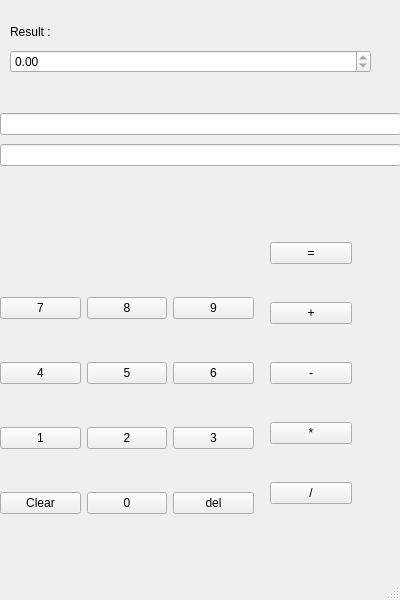
Before: the Qt Designer form Simple/FirstWindow.ui in navidnasyry/simple-calculator, drawn with Qt 5.
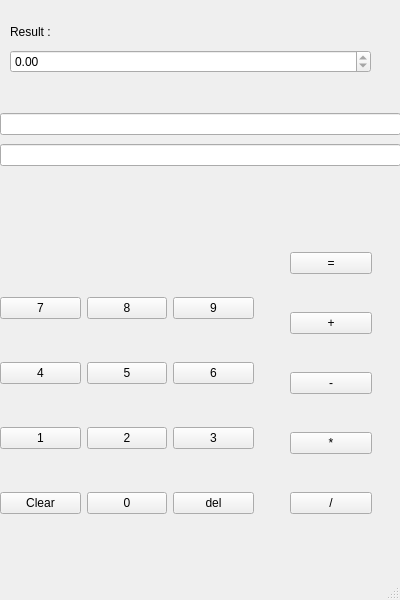
After: the same form once the commit is applied.

```diff
--- a/Simple/FirstWindow.ui
+++ b/Simple/FirstWindow.ui
@@ -149,8 +149,8 @@
    <widget class="QWidget" name="">
     <property name="geometry">
      <rect>
-      <x>270</x>
-      <y>210</y>
+      <x>290</x>
+      <y>220</y>
       <width>82</width>
       <height>331</height>
      </rect>
```
Left out of the diff: 8 changed lines with no effect on the pictures.
